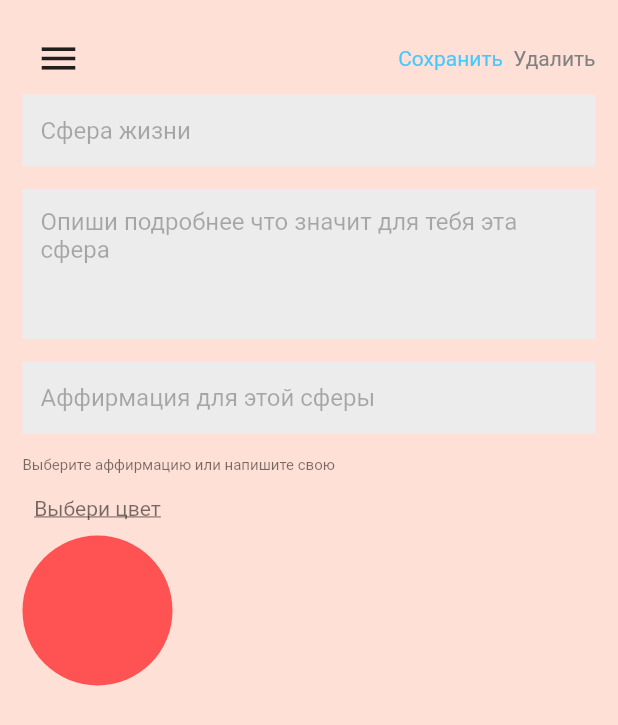
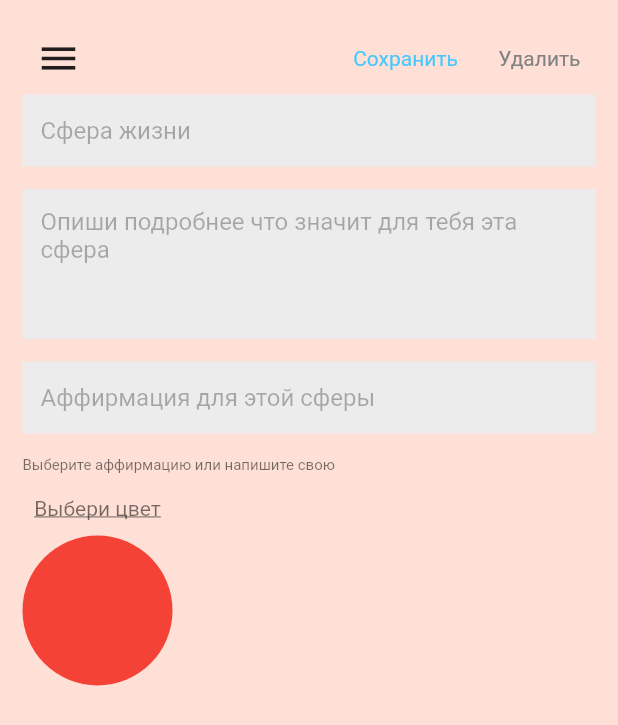
Before and after one commit to DroidWorker/wishmap, a Flutter app: the SpheresOfLifeScreen screen opened directly, on a phone screen of 412 x 824 dp. Shown: the top 725 px of the screen. Run offline on Flutter 3.47's test engine with Material 2 defaults, Android fonts, the phone set to English and light mode, and no system bars; our stand-ins replace auto_size_text, firebase_auth, firebase_core, firebase_database, flutter_bloc, shared_preferences; missing offline and left inert: dart_suncalc, flutter_fancy_tree_view, flutter_hsvcolor_picker; accounts and stored records are empty.

Commit message:
fix 02-11-23: 0973-0980

```diff
--- a/lib/data/models.dart
+++ b/lib/data/models.dart
@@ -17,9 +17,9 @@ class ProfileData {
 
 class CircleData{
   final int id;
-  final String text;
+  String text;
   String subText = "";
-  final Color color;
+  Color color;
   final int parenId;
   String affirmation;
 
@@ -38,9 +38,9 @@ class Circle {
 class MainCircle {
   final int id;
   Pair coords;
-  final String text;
+  String text;
   int textSize = 24;
-  final Color color;
+  Color color;
   double radius;
   bool isVisible;
 
@@ -113,12 +113,13 @@ class AimItem {
 
 class AimData {
   final int id;
+  final int parentId;
   final String text;
   final String description;
   List<int> childTasks = [];
   bool isChecked = false;
 
-  AimData({required this.id, required this.text, required this.description, this.isChecked=false});
+  AimData({required this.id, required this.parentId, required this.text, required this.description, this.isChecked=false});
 }
 
 class ProfileItem {
--- a/lib/home/aim_create.dart
+++ b/lib/home/aim_create.dart
@@ -45,7 +45,7 @@ class AimScreen extends StatelessWidget {
                           style: TextStyle(color: AppColors.blueTextColor),
                         ),
                         onTap: () async {
-                          int? aimId = await appViewModel.createAim(AimData(id: 999, text: text.text, description: description.text), parentCircleId);
+                          int? aimId = await appViewModel.createAim(AimData(id: 999, parentId: parentCircleId, text: text.text, description: description.text), parentCircleId);
                           if(aimId!=null) {
                             BlocProvider.of<NavigationBloc>(context)
                                 .add(NavigateToAimEditScreenEvent(aimId));
--- a/lib/home/spheresoflife_screen.dart
+++ b/lib/home/spheresoflife_screen.dart
@@ -17,15 +17,19 @@ class SpheresOfLifeScreen extends StatefulWidget {
 }
 
 class _SpheresOfLifeScreenState extends State<SpheresOfLifeScreen>{
-  Color circleColor = Colors.redAccent;
+  String saveText = "Сохранить  ";
+  CircleData curWd = CircleData(id: -1, text: "", color: Colors.red, parenId: -1);
 
   @override
   Widget build(BuildContext context) {
     final appViewModel = Provider.of<AppViewModel>(context);
-    CircleData curWd = appViewModel.mainScreenState?.allCircles[0]??CircleData(id: 0, text: "", color: Colors.red, parenId: -1);
+    if(curWd.id==-1)curWd = appViewModel.mainScreenState?.allCircles[0]??CircleData(id: 0, text: "", color: Colors.red, parenId: -1);
     TextEditingController text = TextEditingController(text: curWd.text);
     TextEditingController description = TextEditingController(text: curWd.subText);
     TextEditingController affirmation = TextEditingController(text: curWd.affirmation);
+    text.addListener(() { curWd.text=text.text;});
+    description.addListener(() { curWd.subText=description.text;});
+    affirmation.addListener(() { curWd.affirmation=affirmation.text;});
 
     return Scaffold(
       backgroundColor: AppColors.backgroundColor,
@@ -44,8 +48,14 @@ class _SpheresOfLifeScreenState extends State<SpheresOfLifeScreen>{
               ),
               const Expanded(child: SizedBox(),),
               GestureDetector(
-                child: const Text("Cохранить  ", style: TextStyle(color: AppColors.blueTextColor),),
+                child: Padding(
+                  padding: const EdgeInsets.all(10),
+                  child: Text(saveText, style: const TextStyle(color: AppColors.blueTextColor),),
+                ),
                 onTap: () async {
+                  setState(() {
+                    saveText = "Сохранение";
+                  });
                   await appViewModel.updateSphereWish(WishData(id: curWd.id, parentId: curWd.parenId, text: curWd.text, description: curWd.subText, affirmation: curWd.affirmation, color: curWd.color));
                   if(appViewModel.mainScreenState!=null)appViewModel.startMainScreen(appViewModel.mainScreenState!.moon);
                   BlocProvider.of<NavigationBloc>(context)
@@ -53,7 +63,10 @@ class _SpheresOfLifeScreenState extends State<SpheresOfLifeScreen>{
                 },
               ),
               GestureDetector(
-                child: const Text("Удалить", style: TextStyle(color: AppColors.greytextColor)),
+                child: const Padding(
+                  padding: EdgeInsets.all(10),
+                  child: Text("Удалить", style: TextStyle(color: AppColors.greytextColor)),
+                ),
                 onTap: (){},
               )
             ],),
@@ -113,7 +126,7 @@ class _SpheresOfLifeScreenState extends State<SpheresOfLifeScreen>{
                       height: 100.0, // Высота круга
                       decoration: BoxDecoration(
                         shape: BoxShape.circle, // Задаем форму круга
-                        color: circleColor, // Устанавливаем цвет
+                        color: curWd.color, // Устанавливаем цвет
                       ),
                     )
                   ],),
@@ -121,7 +134,7 @@ class _SpheresOfLifeScreenState extends State<SpheresOfLifeScreen>{
                     showDialog(
                       context: context,
                       builder: (context) {
-                        return ColorPickerWidget(onColorSelected: (Color c){setState(() {circleColor=c; });});
+                        return ColorPickerWidget(onColorSelected: (Color c){setState(() {curWd.color=c;});});
                       },
                     );
                   },
--- a/lib/repository/Repository.dart
+++ b/lib/repository/Repository.dart
@@ -311,6 +311,11 @@ class Repository{
       userRef.child(_auth.currentUser!.uid).child("moonlist").child(currentMoonId.toString()).child("spheres").child(wd.id.toString()).remove();
     }
   }
+  Future changeWishStatus(int id, int currentMoonId, bool status) async {
+    if(_auth.currentUser!=null){
+      userRef.child(_auth.currentUser!.uid).child("moonlist").child(currentMoonId.toString()).child("spheres").child(id.toString()).child("isChecked").set(status);
+    }
+  }
 
   Future<int?> createAim(AimData ad, int parentWishId, int currentMoonId) async {
     if(_auth.currentUser!=null){
@@ -323,6 +328,7 @@ class Repository{
       // Преобразуем каждый объект в Map
       Map<String, dynamic> dataMap = {
         'id': index,
+        'parentId': parentWishId,
         'text': ad.text,
         'subText': ad.description,
         'childTasks': ad.childTasks,
--- a/lib/repository/local_repository.dart
+++ b/lib/repository/local_repository.dart
@@ -35,7 +35,6 @@ class LocalRepository{
     if (_prefs == null) {
       await init(); // Дождитесь завершения инициализации
     }
-    print("aaaaaaaaaaaa1");
     await _prefs!.setString("id", pd.id);
     await _prefs!.setString("name", pd.name);
     await _prefs!.setString("surname", pd.surname);
@@ -45,7 +44,6 @@ class LocalRepository{
     if (_prefs == null) {
       await init(); // Дождитесь завершения инициализации
     }
-    print("aaaaaaaaaaaa2");
 
     String? id = _prefs!.getString("id");
     String? name = _prefs!.getString("name");
```
Also changed, not shown: lib/ViewModel.dart (+47 -4 lines), lib/common/solarsystem.dart (+11 -7 lines), lib/home/aimedit_screen.dart (+4 -10 lines), lib/home/wish_screen.dart (+17 -5 lines).
